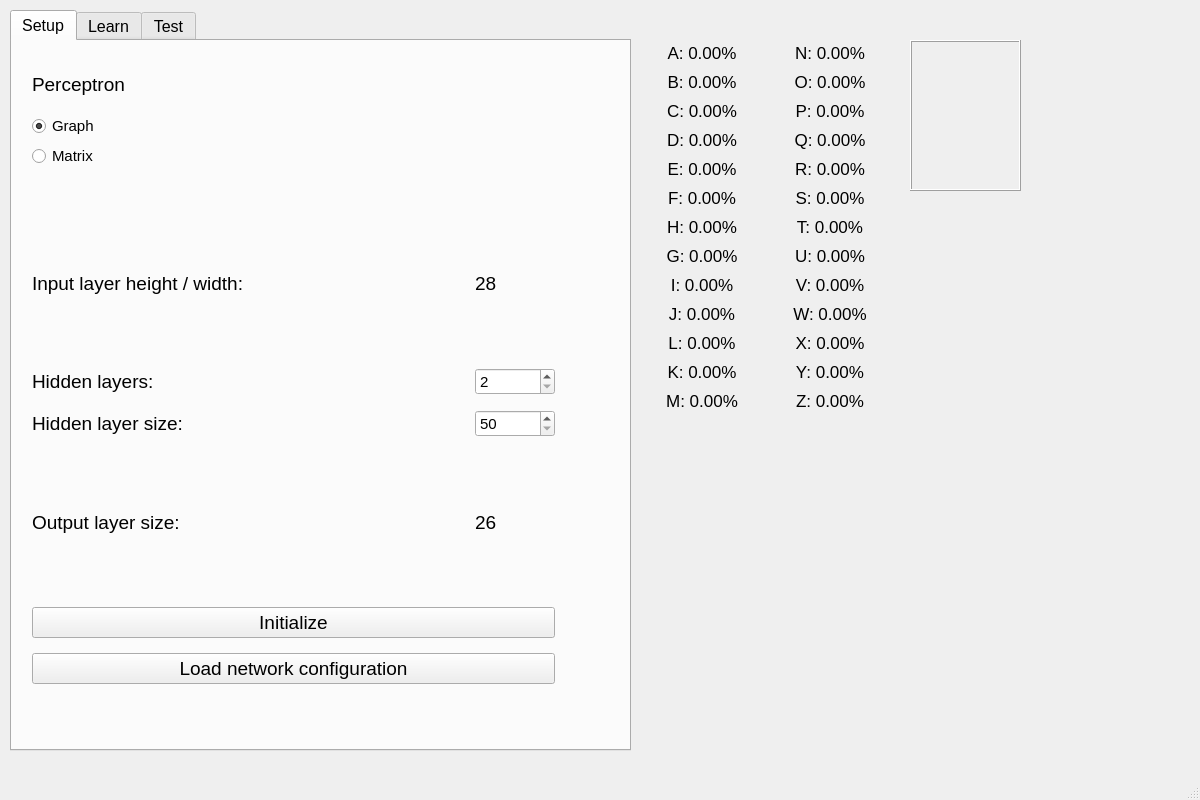
Above: src/mainwindow.ui from IgorMitiukliaev/CPP7_MLP before the change. Below: the same form after it.
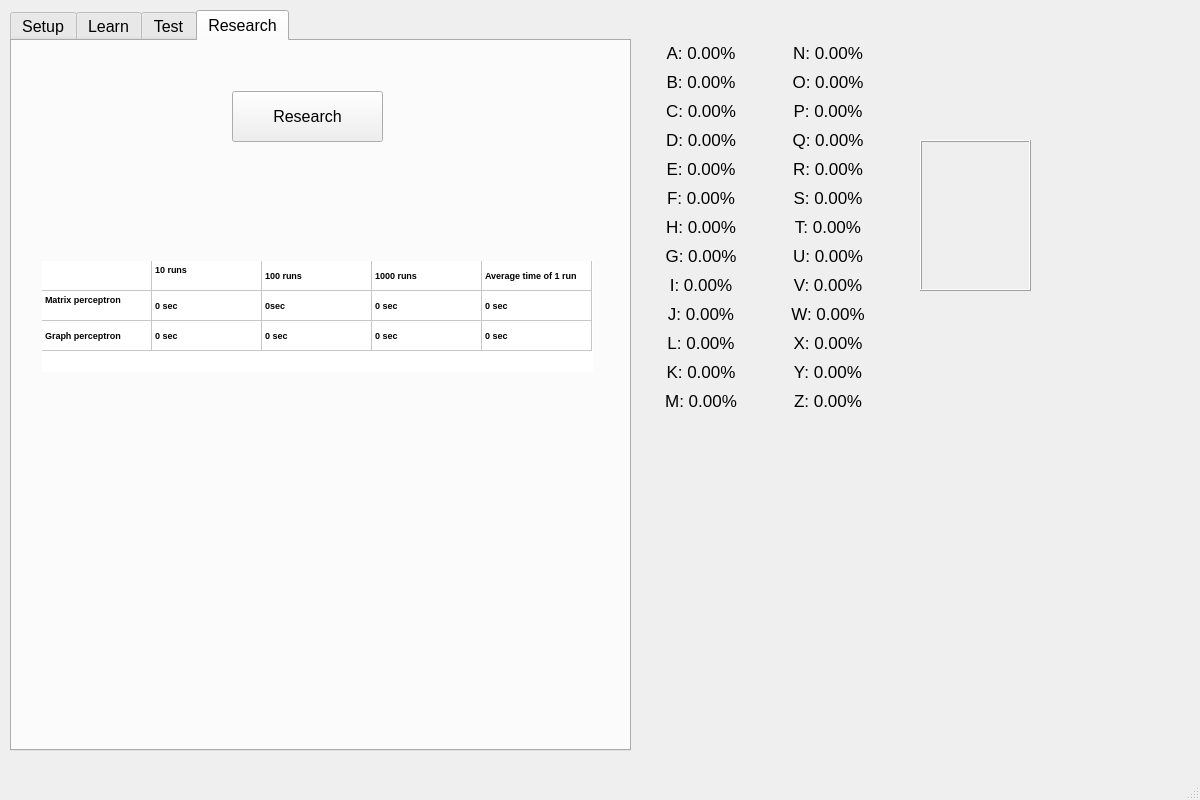
That is the form after the change.

```diff
--- a/src/mainwindow.ui
+++ b/src/mainwindow.ui
@@ -41,7 +41,7 @@
      </rect>
     </property>
     <property name="currentIndex">
-     <number>0</number>
+     <number>3</number>
     </property>
     <widget class="QWidget" name="tabInit">
      <attribute name="title">
@@ -285,7 +285,7 @@
             </font>
            </property>
            <property name="minimum">
-            <number>50</number>
+            <number>100</number>
            </property>
            <property name="maximum">
             <number>1000</number>
@@ -1254,6 +1254,167 @@
       </property>
      </widget>
     </widget>
+    <widget class="QWidget" name="tabResearch">
+     <attribute name="title">
+      <string>Research</string>
+     </attribute>
+     <widget class="QPushButton" name="pushButtonResearch">
+      <property name="geometry">
+       <rect>
+        <x>220</x>
+        <y>50</y>
+        <width>151</width>
+        <height>51</height>
+       </rect>
+      </property>
+      <property name="text">
+       <string>Research</string>
+      </property>
+     </widget>
+     <widget class="QTableWidget" name="tableWidget">
+      <property name="geometry">
+       <rect>
+        <x>30</x>
+        <y>220</y>
+        <width>551</width>
+        <height>111</height>
+       </rect>
+      </property>
+      <property name="font">
+       <font>
+        <pointsize>7</pointsize>
+        <bold>true</bold>
+       </font>
+      </property>
+      <property name="frameShape">
+       <enum>QFrame::NoFrame</enum>
+      </property>
+      <property name="frameShadow">
+       <enum>QFrame::Sunken</enum>
+      </property>
+      <property name="verticalScrollBarPolicy">
+       <enum>Qt::ScrollBarAlwaysOff</enum>
+      </property>
+      <property name="horizontalScrollBarPolicy">
+       <enum>Qt::ScrollBarAlwaysOff</enum>
+      </property>
+      <property name="autoScroll">
+       <bool>true</bool>
+      </property>
+      <property name="autoScrollMargin">
+       <number>16</number>
+      </property>
+      <property name="editTriggers">
+       <set>QAbstractItemView::AnyKeyPressed|QAbstractItemView::EditKeyPressed</set>
+      </property>
+      <property name="dragDropOverwriteMode">
+       <bool>true</bool>
+      </property>
+      <property name="alternatingRowColors">
+       <bool>false</bool>
+      </property>
+      <property name="rowCount">
+       <number>3</number>
+      </property>
+      <property name="columnCount">
+       <number>5</number>
+      </property>
+      <attribute name="horizontalHeaderVisible">
+       <bool>false</bool>
+      </attribute>
+      <attribute name="horizontalHeaderDefaultSectionSize">
+       <number>110</number>
+      </attribute>
+      <attribute name="verticalHeaderVisible">
+       <bool>false</bool>
+      </attribute>
+      <row/>
+      <row/>
+      <row/>
+      <column/>
+      <column/>
+      <column/>
+      <column/>
+      <column/>
+      <item row="0" column="0">
+       <property name="text">
+        <string/>
+       </property>
+      </item>
+      <item row="0" column="1">
+       <property name="text">
+        <string>10 runs
+</string>
+       </property>
+      </item>
+      <item row="0" column="2">
+       <property name="text">
+        <string>100 runs</string>
+       </property>
+      </item>
+      <item row="0" column="3">
+       <property name="text">
+        <string>1000 runs</string>
+       </property>
+      </item>
+      <item row="0" column="4">
+       <property name="text">
+        <string>Average time of 1 run</string>
+       </property>
+      </item>
+      <item row="1" column="0">
+       <property name="text">
+        <string>Matrix perceptron
+</string>
+       </property>
+      </item>
+      <item row="1" column="1">
+       <property name="text">
+        <string>0 sec</string>
+       </property>
+      </item>
+      <item row="1" column="2">
+       <property name="text">
+        <string>0sec</string>
+       </property>
+      </item>
+      <item row="1" column="3">
+       <property name="text">
+        <string>0 sec</string>
+       </property>
+      </item>
+      <item row="1" column="4">
+       <property name="text">
+        <string>0 sec</string>
+       </property>
+      </item>
+      <item row="2" column="0">
+       <property name="text">
+        <string>Graph perceptron</string>
+       </property>
+      </item>
+      <item row="2" column="1">
+       <property name="text">
+        <string>0 sec</string>
+       </property>
+      </item>
+      <item row="2" column="2">
+       <property name="text">
+        <string>0 sec</string>
+       </property>
+      </item>
+      <item row="2" column="3">
+       <property name="text">
+        <string>0 sec</string>
+       </property>
+      </item>
+      <item row="2" column="4">
+       <property name="text">
+        <string>0 sec</string>
+       </property>
+      </item>
+     </widget>
+    </widget>
    </widget>
    <widget class="QWidget" name="wgMLP" native="true">
     <property name="geometry">
@@ -1269,8 +1430,8 @@
       <rect>
        <x>10</x>
        <y>0</y>
-       <width>252</width>
-       <height>382</height>
+       <width>249</width>
+       <height>381</height>
       </rect>
      </property>
      <layout class="QGridLayout" name="gridMLP">
@@ -1297,7 +1458,6 @@
         <property name="font">
          <font>
           <pointsize>13</pointsize>
-          <weight>50</weight>
           <bold>false</bold>
          </font>
         </property>
@@ -1335,7 +1495,6 @@
         <property name="font">
          <font>
           <pointsize>13</pointsize>
-          <weight>50</weight>
           <bold>false</bold>
          </font>
         </property>
@@ -1373,7 +1532,6 @@
         <property name="font">
          <font>
           <pointsize>13</pointsize>
-          <weight>50</weight>
           <bold>false</bold>
          </font>
         </property>
@@ -1411,7 +1569,6 @@
         <property name="font">
          <font>
           <pointsize>13</pointsize>
-          <weight>50</weight>
           <bold>false</bold>
          </font>
         </property>
@@ -1449,7 +1606,6 @@
         <property name="font">
          <font>
           <pointsize>13</pointsize>
-          <weight>50</weight>
           <bold>false</bold>
          </font>
         </property>
@@ -1487,7 +1643,6 @@
         <property name="font">
          <font>
           <pointsize>13</pointsize>
-          <weight>50</weight>
           <bold>false</bold>
          </font>
         </property>
@@ -1525,7 +1680,6 @@
         <property name="font">
          <font>
           <pointsize>13</pointsize>
-          <weight>50</weight>
           <bold>false</bold>
          </font>
         </property>
@@ -1563,7 +1717,6 @@
         <property name="font">
          <font>
           <pointsize>13</pointsize>
-          <weight>50</weight>
           <bold>false</bold>
          </font>
         </property>
@@ -1601,7 +1754,6 @@
         <property name="font">
          <font>
           <pointsize>13</pointsize>
-          <weight>50</weight>
           <bold>false</bold>
          </font>
         </property>
@@ -1639,7 +1791,6 @@
         <property name="font">
          <font>
           <pointsize>13</pointsize>
-          <weight>50</weight>
           <bold>false</bold>
          </font>
         </property>
@@ -1677,7 +1828,6 @@
         <property name="font">
          <font>
           <pointsize>13</pointsize>
-          <weight>50</weight>
           <bold>false</bold>
          </font>
         </property>
@@ -1715,7 +1865,6 @@
         <property name="font">
          <font>
           <pointsize>13</pointsize>
-          <weight>50</weight>
           <bold>false</bold>
          </font>
         </property>
@@ -1753,7 +1902,6 @@
         <property name="font">
          <font>
           <pointsize>13</pointsize>
-          <weight>50</weight>
           <bold>false</bold>
          </font>
         </property>
@@ -1791,7 +1939,6 @@
         <property name="font">
          <font>
           <pointsize>13</pointsize>
-          <weight>50</weight>
           <bold>false</bold>
          </font>
         </property>
@@ -1835,7 +1982,6 @@
         <property name="font">
          <font>
           <pointsize>13</pointsize>
-          <weight>50</weight>
           <bold>false</bold>
          </font>
         </property>
@@ -1873,7 +2019,6 @@
         <property name="font">
          <font>
           <pointsize>13</pointsize>
-          <weight>50</weight>
           <bold>false</bold>
          </font>
         </property>
@@ -1911,7 +2056,6 @@
         <property name="font">
          <font>
           <pointsize>13</pointsize>
-          <weight>50</weight>
           <bold>false</bold>
          </font>
         </property>
@@ -1949,7 +2093,6 @@
         <property name="font">
          <font>
           <pointsize>13</pointsize>
-          <weight>50</weight>
           <bold>false</bold>
          </font>
         </property>
@@ -1987,7 +2130,6 @@
         <property name="font">
          <font>
           <pointsize>13</pointsize>
-          <weight>50</weight>
           <bold>false</bold>
          </font>
         </property>
@@ -2025,7 +2167,6 @@
         <property name="font">
          <font>
           <pointsize>13</pointsize>
-          <weight>50</weight>
           <bold>false</bold>
          </font>
         </property>
@@ -2063,7 +2204,6 @@
         <property name="font">
          <font>
           <pointsize>13</pointsize>
-          <weight>50</weight>
           <bold>false</bold>
          </font>
         </property>
@@ -2101,7 +2241,6 @@
         <property name="font">
          <font>
           <pointsize>13</pointsize>
-          <weight>50</weight>
           <bold>false</bold>
          </font>
         </property>
@@ -2139,7 +2278,6 @@
         <property name="font">
          <font>
           <pointsize>13</pointsize>
-          <weight>50</weight>
           <bold>false</bold>
          </font>
         </property>
@@ -2177,7 +2315,6 @@
         <property name="font">
          <font>
           <pointsize>13</pointsize>
-          <weight>50</weight>
           <bold>false</bold>
          </font>
         </property>
@@ -2215,7 +2352,6 @@
         <property name="font">
          <font>
           <pointsize>13</pointsize>
-          <weight>50</weight>
           <bold>false</bold>
          </font>
         </property>
@@ -2253,7 +2389,6 @@
         <property name="font">
          <font>
           <pointsize>13</pointsize>
-          <weight>50</weight>
           <bold>false</bold>
          </font>
         </property>
@@ -2274,10 +2409,10 @@
    <widget class="QLabel" name="lblError">
     <property name="geometry">
      <rect>
-      <x>650</x>
-      <y>440</y>
-      <width>391</width>
-      <height>201</height>
+      <x>930</x>
+      <y>210</y>
+      <width>230</width>
+      <height>30</height>
      </rect>
     </property>
     <property name="font">
@@ -2292,8 +2427,8 @@
    <widget class="QLabel" name="lblAnswer">
     <property name="geometry">
      <rect>
-      <x>910</x>
-      <y>40</y>
+      <x>920</x>
+      <y>140</y>
       <width>111</width>
       <height>151</height>
      </rect>
```
Left out of the diff: 4 changed lines with no effect on the pictures.
